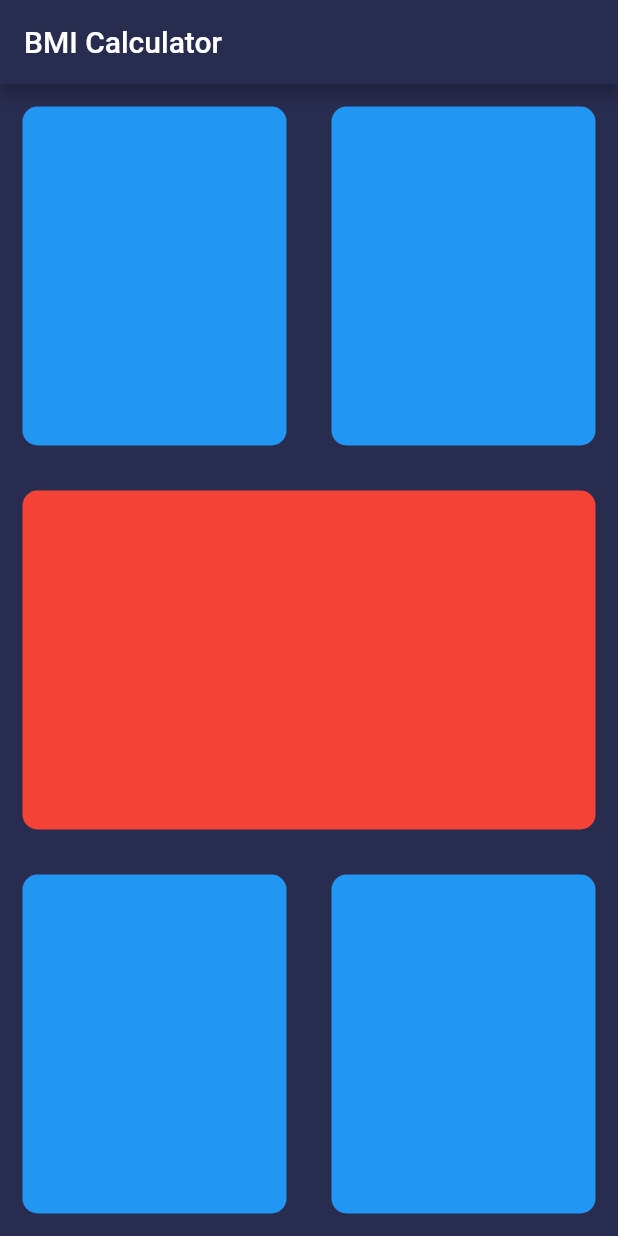
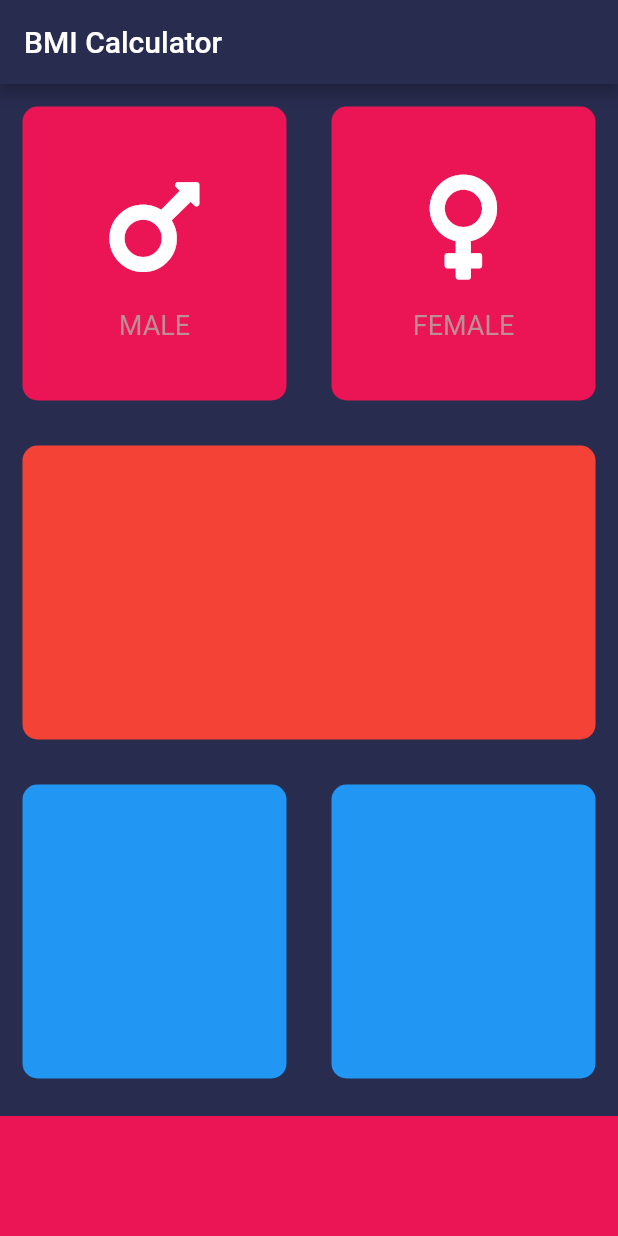
Before and after one commit to sanket9918/BMI-app, a Flutter app: the screen it shows after launch, on a phone screen of 412 x 824 dp. Run offline on Flutter 3.47's test engine with Material 2 defaults, Android fonts, the phone set to English and light mode, and no system bars; our stand-ins replace font_awesome_flutter.

Commit message:
Changes to be noted

```diff
--- /dev/null
+++ b/lib/icon_content.dart
@@ -0,0 +1,33 @@
+import 'package:flutter/material.dart';
+
+const labelTextStyle  = TextStyle(
+  fontSize: 18.0,
+  color: Color(0xFFBD8E98)
+);
+
+class IconContent extends StatelessWidget {
+  final IconData icon;
+  final String label;
+
+  IconContent({this.icon,this.label});
+
+  @override
+  Widget build(BuildContext context) {
+    return Column(
+      mainAxisAlignment: MainAxisAlignment.center,
+      children: <Widget>[
+        Icon(
+          icon,
+          size: 80.0,
+        ),
+        SizedBox(
+          height: 15.0,
+        ),
+        Text(
+          label,
+          style: labelTextStyle,
+        )
+      ],
+    );
+  }
+}
--- a/lib/input_page.dart
+++ b/lib/input_page.dart
@@ -1,4 +1,11 @@
 import 'package:flutter/material.dart';
+import 'package:font_awesome_flutter/font_awesome_flutter.dart';
+import 'icon_content.dart';
+import 'reusable_card.dart';
+
+const bottomContainerHeight = 80.0;
+const inactiveCardColour = Color(0xFFEB1555);
+const activeCardColor = Color(0XFF776776);
 
 class InputPage extends StatefulWidget {
   @override
@@ -6,6 +13,29 @@ class InputPage extends StatefulWidget {
 }
 
 class _InputPageState extends State<InputPage> {
+  Color maleCardColour = inactiveCardColour;
+  Color femaleCardColour = inactiveCardColour;
+
+  void updateColour(int gender) {
+    if (gender == 1) {
+      if (maleCardColour == inactiveCardColour) {
+        maleCardColour = activeCardColor;
+        femaleCardColour = inactiveCardColour;
+      } else {
+        maleCardColour = inactiveCardColour;
+      }
+    }
+
+    if (gender == 2) {
+      if (femaleCardColour == inactiveCardColour) {
+        femaleCardColour = activeCardColor;
+        maleCardColour = inactiveCardColour;
+      } else {
+        femaleCardColour = inactiveCardColour;
+      }
+    }
+  }
+
   @override
   Widget build(BuildContext context) {
     return Scaffold(
@@ -17,13 +47,32 @@ class _InputPageState extends State<InputPage> {
             child: Row(
               children: <Widget>[
                 Expanded(
+                  child: GestureDetector(
+                    onTap: () {
+                      setState(() {
+                        updateColour(1);
+                      });
+                    }, //This is widget to get the gestures
                     child: ReusableCard(
-                    colour: Colors.blue,
+                      colour: maleCardColour,
+                      cardChild: IconContent(
+                        icon: FontAwesomeIcons.mars,
+                        label: 'MALE',
+                      ),
+                    ),
                   ),
                 ),
                 Expanded(
-                  child: ReusableCard(colour: Colors.blue),
-                )
+                    child: GestureDetector(
+                  onTap: (){setState(() {
+                    updateColour(2);
+                  });},
+                  child: ReusableCard(
+                    colour: femaleCardColour,
+                    cardChild: IconContent(
+                        icon: FontAwesomeIcons.venus, label: 'FEMALE'),
+                  ),
+                ))
               ],
             ),
           ),
@@ -42,20 +91,14 @@ class _InputPageState extends State<InputPage> {
                   child: ReusableCard(colour: Colors.blue),
                 )
               ],
-          ))
+            ),
+          ),
+          Container(
+            color: Color(0xFFEB1555),
+            margin: EdgeInsets.only(top: 10.0),
+            width: double.infinity,
+            height: bottomContainerHeight,
+          )
         ]));
   }
 }
-
-class ReusableCard extends StatelessWidget {
-  ReusableCard({@required this.colour});
-  final Color colour;
-
-  @override
-  Widget build(BuildContext context) {
-    return Container(
-        margin: EdgeInsets.all(15.0),
-        decoration: BoxDecoration(
-            color: colour, borderRadius: BorderRadius.circular(10.0)));
-  }
-}
--- /dev/null
+++ b/lib/reusable_card.dart
@@ -0,0 +1,15 @@
+import 'package:flutter/material.dart';
+
+class ReusableCard extends StatelessWidget {
+  ReusableCard({@required this.colour, this.cardChild});
+  final Color colour;
+  final Widget cardChild;
+  @override
+  Widget build(BuildContext context) {
+    return Container(
+        child: cardChild,
+        margin: EdgeInsets.all(15.0),
+        decoration: BoxDecoration(
+            color: colour, borderRadius: BorderRadius.circular(10.0)));
+  }
+}
--- a/pubspec.yaml
+++ b/pubspec.yaml
@@ -17,6 +17,7 @@ environment:
   sdk: ">=2.1.0 <3.0.0"
 
 dependencies:
+  font_awesome_flutter: ^8.4.0
   flutter:
     sdk: flutter
 
```
Also changed, not shown: pubspec.lock. Lines whose indentation alone changed are shown as unchanged.
